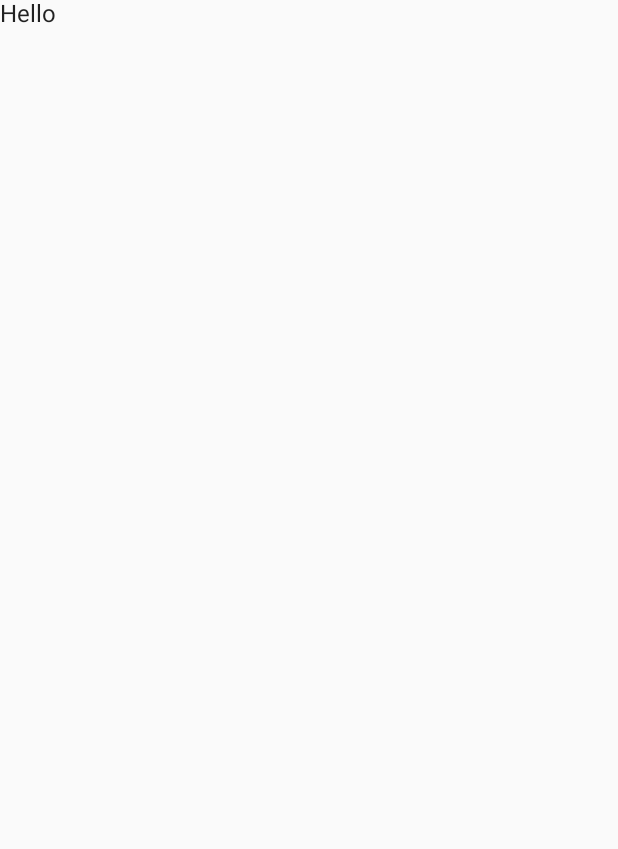
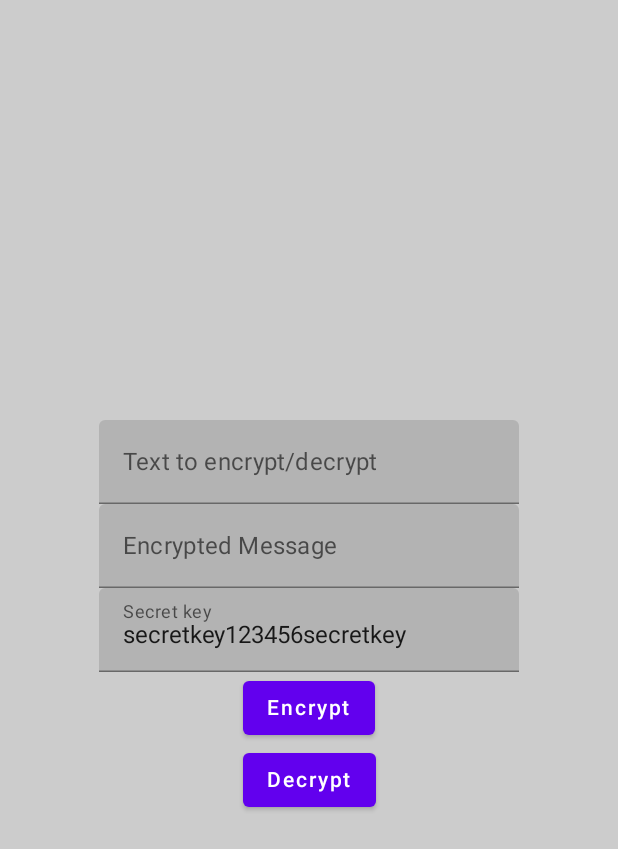
Before and after one commit to Starlitecoding/EncryptorOne, an Android app built with Jetpack Compose: the screen it shows after launch (MainActivity), on a phone screen of 412 x 824 dp. Before the commit the part shown is almost empty. Shown: the top 849 px of the screen. Run offline under Robolectric (Android 15) with nearby library versions, the phone set to English and light mode, and no system bars.

Commit message:
Release 1.0

```diff
--- a/app/src/main/java/com/example/encryptor/MainActivity.kt
+++ b/app/src/main/java/com/example/encryptor/MainActivity.kt
@@ -2,6 +2,7 @@ package com.example.encryptor
 
 import android.os.Build
 import android.os.Bundle
+import android.widget.Toast
 import androidx.activity.ComponentActivity
 import androidx.activity.compose.setContent
 import androidx.annotation.RequiresApi
@@ -16,16 +17,29 @@ import androidx.compose.ui.text.input.TextFieldValue
 import androidx.compose.ui.tooling.preview.Preview
 import androidx.compose.ui.unit.dp
 import com.example.encryptor.ui.theme.EncryptorTheme
+import decryptAES256
 import encryptAES256
-import decryptAES256
+import java.util.*
+import javax.crypto.Cipher
+import javax.crypto.spec.SecretKeySpec
 
 
 class MainActivity : ComponentActivity() {
+    @RequiresApi(Build.VERSION_CODES.O)
     override fun onCreate(savedInstanceState: Bundle?) {
         super.onCreate(savedInstanceState)
         setContent {
             EncryptorTheme {
-                Text(text = "Hello")
+                Column(
+                    modifier = Modifier
+                        .background(color = Color.LightGray)
+                        .fillMaxSize(),
+                    verticalArrangement = Arrangement.Center,
+                    horizontalAlignment = Alignment.CenterHorizontally,
+
+                    ) {
+                    TextFieldo()
+                }
             }
         }
     }
@@ -46,9 +60,10 @@ fun TextFieldo() {
         TextField(
             value = text, onValueChange = { newText -> text = newText },
             label = {
-                Text(text = "Text to encrypt")
+                Text(text = "Text to encrypt/decrypt")
             },
         )
+
 
         var encryptedText by remember { mutableStateOf("") }
         TextField(
@@ -67,22 +82,16 @@ fun TextFieldo() {
             },
         )
 
-        Button(onClick = {encryptAES256(text, secretKeyText)}) {
+
+        Button(onClick = { encryptedText = encryptAES256(text, secretKeyText) }) {
             Text(text = "Encrypt")
         }
 
-        Button(onClick = {decryptAES256(encryptedText, secretKeyText)}) {
+        Button(onClick = { text = decryptAES256(encryptedText, secretKeyText) }) {
             Text(text = "Decrypt")
         }
     }
 }
-
-@RequiresApi(Build.VERSION_CODES.O)
-@Composable
-fun EncryptButton(){
-
-}
-
 
 @RequiresApi(Build.VERSION_CODES.O)
 @Preview(showBackground = true)
@@ -91,7 +100,6 @@ fun DefaultPreview() {
     EncryptorTheme {
         Column(
             modifier = Modifier
-                .background(color = Color.LightGray)
                 .fillMaxSize(),
             verticalArrangement = Arrangement.Center,
             horizontalAlignment = Alignment.CenterHorizontally,
```
